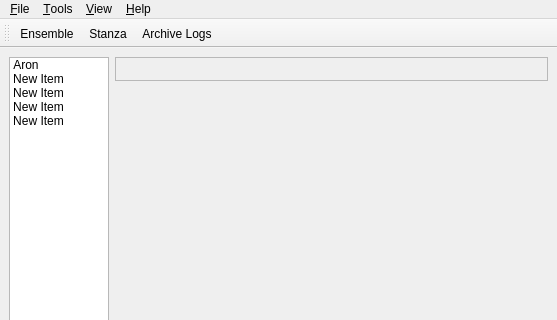
First picture: the form in trunk/maestro/gui/MaestroBase.ui, repository patrickhartling/maestro, before the edit; both pictures show x 0 to 557 and y 0 to 320 of the 557 by 523 pixel window.
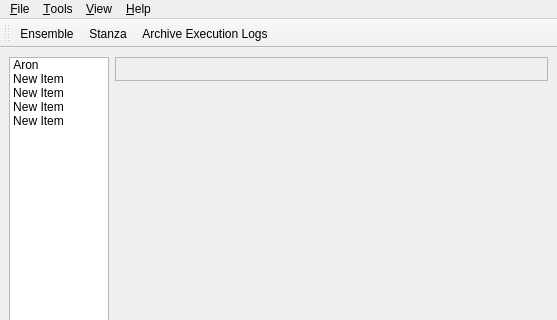
Second picture: the form after the edit. Icons and pictures are not drawn.

Commit message: Added the ability to create an archive of all the server-side logs.

```diff
--- a/trunk/maestro/gui/MaestroBase.ui
+++ b/trunk/maestro/gui/MaestroBase.ui
@@ -330,7 +330,7 @@
     <iconset resource="MaestroResource.qrc" >:/Maestro/images/archive.png</iconset>
    </property>
    <property name="text" >
-    <string>Archive Logs</string>
+    <string>Archive Execution Logs...</string>
    </property>
    <property name="shortcut" >
     <string>Ctrl+Shift+L</string>
```
Left out of the diff: 21 changed lines with no effect on the pictures. The commit also changes 2 other files.
